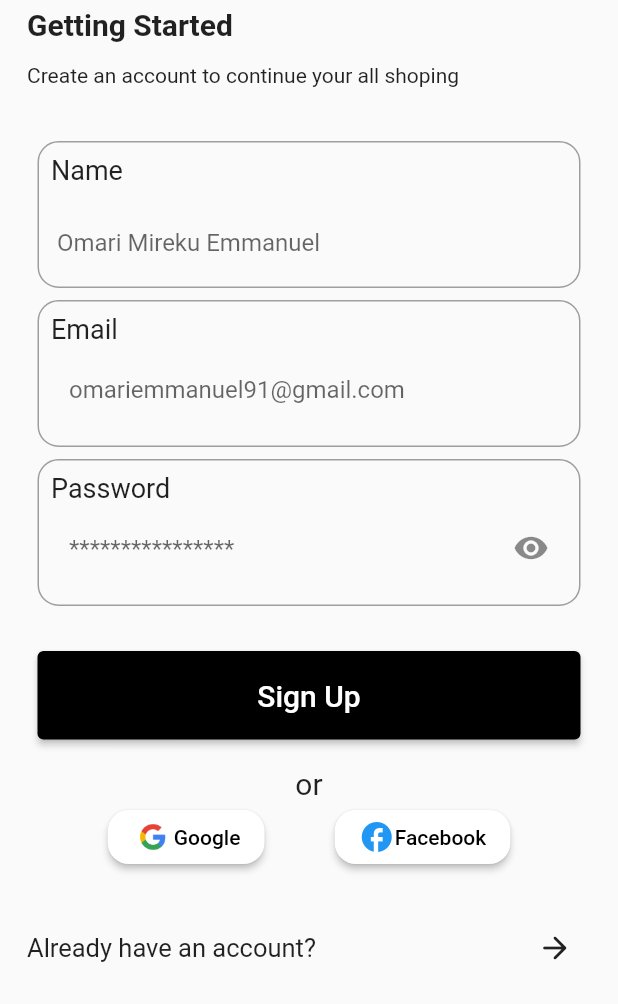
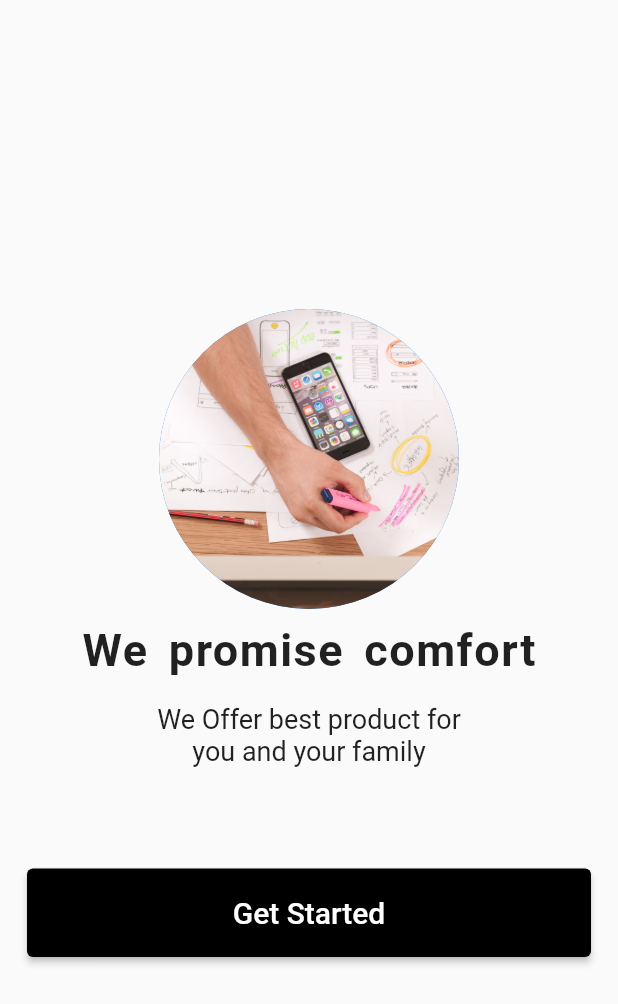
Before and after one commit to 3ga01/Shopping-App-With-Flutter, a Flutter app: the screen it shows after launch, after a tap on "Sign Up", on a phone screen of 412 x 824 dp. Shown: the top 1004 px of the screen. Run offline on Flutter 3.47's test engine with Material 2 defaults, Android fonts, the phone set to English and light mode, and no system bars; missing offline and left inert: dart:ffi.

```diff
--- /dev/null
+++ b/lib/Pages/Functions.dart
@@ -0,0 +1,123 @@
+
+import 'package:flutter/material.dart';
+import 'package:trial/Pages/promise.dart';
+
+
+class Functions {
+
+//Dark Elevated Button
+  ElevatedButton myButton(String buttonText){
+    return ElevatedButton(
+      style:ButtonStyle(
+                      backgroundColor: MaterialStateProperty.all(Colors.black),
+                    ),
+      onPressed: (){
+        NavigatorState();
+
+      },
+     child:Padding(
+       padding: const EdgeInsets.all(18.0),
+       child: Text(buttonText,
+       style: TextStyle(
+                          fontSize:20
+                        ),),
+     )
+     );
+  }
+
+
+//White Elevated Buttton
+   ElevatedButton landingButton(String buttonText){
+    return ElevatedButton(
+      style:ButtonStyle(
+                      backgroundColor: MaterialStateProperty.all(Colors.white),
+                    ),
+      onPressed: (){
+
+      },
+     child:Padding(
+       padding: const EdgeInsets.all(18.0),
+       child: Text(buttonText,
+       style: TextStyle(
+        color: Colors.black,
+                          fontSize:20
+                        ),),
+     )
+     );
+  }
+
+
+//Header Text
+  Text Header(String headerText){
+    return Text(headerText,
+    style:TextStyle(
+                fontSize: 30,
+                fontWeight: FontWeight.bold,
+                wordSpacing: 5,
+                letterSpacing: 1,
+              ));
+  }
+
+
+//Header Text for Landing Page
+  Text LandingHeader(String headerText){
+    return Text(headerText,
+    style:TextStyle(
+      color: Colors.white,
+                fontSize: 30,
+                fontWeight: FontWeight.bold,
+                wordSpacing: 5,
+                letterSpacing: 1,
+              ));
+  }
+
+
+
+//SubHeading
+  Text subHeading(String txt){
+    return Text(txt,
+    style:TextStyle(
+      fontSize:18
+    ));
+  }
+
+  //FormField
+
+  Container TextBox(String title, String hintText){
+    return Container(
+
+      decoration: BoxDecoration(
+                              borderRadius:BorderRadius.circular(14),
+                              border: Border.all(color:Colors.grey
+                            )),
+                            child: Padding(
+                              padding: const EdgeInsets.all(8.0),
+                              child: Column(
+                                children: [
+                              Align(alignment: Alignment.centerLeft,
+                                child: Text(title,
+                                style: TextStyle(
+                                  fontSize: 18,
+                                ),)),
+                                  TextFormField(
+                                    decoration: InputDecoration(
+                                      border: OutlineInputBorder(borderSide: BorderSide.none),
+
+                                      hintText: hintText,
+                                      // border: OutlineInputBorder(borderRadius:
+                                      // BorderRadius.circular(14))
+
+
+                                    ),
+                                  ),
+                                ],
+                              ),
+                            ),
+
+    );
+  }
+
+
+
+
+}
--- a/lib/Pages/SignUp.dart
+++ b/lib/Pages/SignUp.dart
@@ -3,6 +3,7 @@ import 'dart:ffi';
 import 'package:flutter/material.dart';
 import 'package:flutter/src/foundation/key.dart';
 import 'package:flutter/src/widgets/framework.dart';
+import 'package:trial/Pages/promise.dart';
 
 class SignUp extends StatefulWidget {
   const SignUp({Key? key}) : super(key: key);
@@ -150,7 +151,10 @@ class _SignUpState extends State<SignUp> {
                       style:ButtonStyle(
                       backgroundColor: MaterialStateProperty.all(Colors.black),
                     ),
-                      onPressed: (){}, child:
+                      onPressed: (){
+                                                Navigator.push(context, MaterialPageRoute(builder: (context) => Promise()));
+
+                      }, child:
                     Padding(
                       padding: const EdgeInsets.all(18.0),
                       child: Text("Sign Up",style: TextStyle(
@@ -197,7 +201,8 @@ class _SignUpState extends State<SignUp> {
                          )),
                         backgroundColor: MaterialStateProperty.all(Colors.white)
                       ),
-                      onPressed: (){},
+                      onPressed: (){
+                      },
                       child:Row(
                         children: [Icon(color:Colors.blue,
                         Icons.facebook_outlined,),
--- /dev/null
+++ b/lib/Pages/promise.dart
@@ -0,0 +1,61 @@
+import 'package:flutter/material.dart';
+import 'package:flutter/src/foundation/key.dart';
+import 'package:flutter/src/widgets/framework.dart';
+// import 'package:shopping/Pages/Functions.dart';
+
+import 'Functions.dart';
+
+class Promise extends StatefulWidget {
+  const Promise({Key? key}) : super(key: key);
+
+  @override
+  State<Promise> createState() => _PromiseState();
+}
+
+class _PromiseState extends State<Promise> {
+  var h1 = new Functions();
+  @override
+  Widget build(BuildContext context) {
+    return Scaffold(
+      body:
+      Padding(
+        padding: const EdgeInsets.only(left:18.0,right:18),
+        child: Column(
+          crossAxisAlignment: CrossAxisAlignment.stretch,
+          children: [
+            SizedBox(height:MediaQuery.of(context).size.height/4),
+
+            Padding(
+              padding: const EdgeInsets.only(bottom: 10),
+              child: CircleAvatar(
+                radius: 100,
+                backgroundImage: AssetImage("images/in.jpg"),
+              ),
+            ),
+
+          Container(child:
+           Column(
+             children: [
+               h1.Header("We promise comfort"),
+                Padding(
+                  padding: const EdgeInsets.only(top:18.0),
+                  child: h1.subHeading("We Offer best product for"),
+                ),
+            h1.subHeading("you and your family"),
+
+             ],
+           )),
+           Padding(
+              padding: const EdgeInsets.only(top:68.0),
+              child: h1.myButton("Get Started"),
+            )
+
+
+        ],),
+      )
+
+
+
+    );
+  }
+}
--- a/lib/main.dart
+++ b/lib/main.dart
@@ -1,6 +1,8 @@
 import 'package:flutter/material.dart';
 import 'package:trial/Pages/Forgot_Password.dart';
+import 'package:trial/Pages/LandingPage.dart';
 import 'package:trial/Pages/SignUp.dart';
+import 'package:trial/Pages/UpdatePassword.dart';
 import 'package:trial/Pages/WelcomePage.dart';
 
 void main() {
@@ -8,5 +10,7 @@ void main() {
     home:SignUp()
     // home: Welcome(),
     // home:ForgotPassword()
+    // home:LandingPage()
+    // home: UpdatePassword(),
   ));
 }
--- a/pubspec.yaml
+++ b/pubspec.yaml
@@ -60,6 +60,9 @@ flutter:
   # To add assets to your application, add an assets section, like this:
   assets:
     - images/google.png
+    - images/in.jpg
+    - images/woman.jpeg
+
   #   - images/a_dot_ham.jpeg
 
   # An image asset can refer to one or more resolution-specific "variants", see
```
Also changed, not shown: lib/Pages/Forgot_Password.dart (+3 -5 lines), lib/Pages/LandingPage.dart (added, +67 -0 lines), lib/Pages/UpdatePassword.dart (added, +58 -0 lines), lib/Pages/WelcomePage.dart (+22 -6 lines), images/in.jpg (added), images/woman.jpeg (added).
